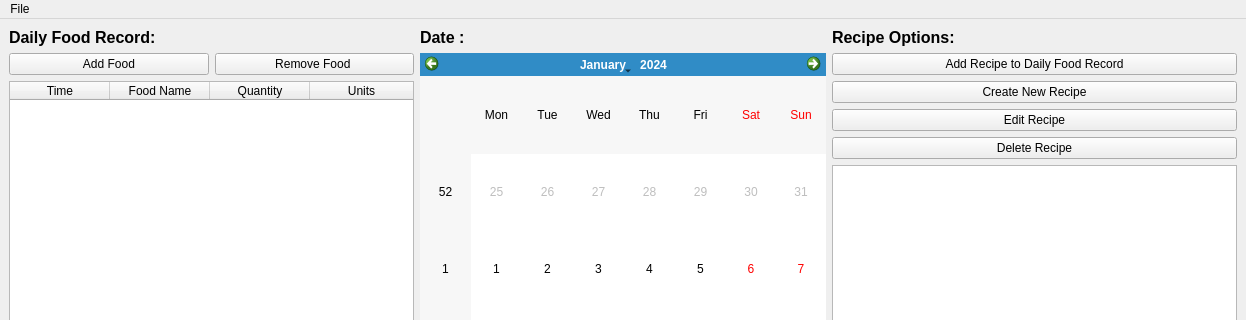
Before: the Qt Designer form qt_des_ui/mainwindow.ui in casey-martin/EatersDigest, drawn with Qt 5; both pictures show x 0 to 1246 and y 0 to 320 of the 1246 by 647 pixel window.
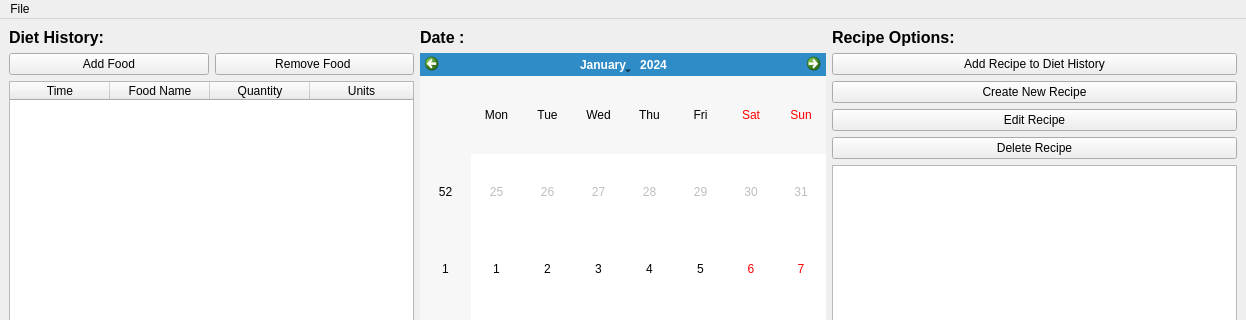
After: the same form once the commit is applied.

Commit message: started recipe dialog logic

What changed in the file:
```diff
--- a/qt_des_ui/mainwindow.ui
+++ b/qt_des_ui/mainwindow.ui
@@ -27,7 +27,7 @@
          </font>
         </property>
         <property name="text">
-         <string>Daily Food Record:</string>
+         <string>Diet History:</string>
         </property>
        </widget>
       </item>
@@ -129,7 +129,7 @@
       <item>
        <widget class="QPushButton" name="addRecipePushButton">
         <property name="text">
-         <string>Add Recipe to Daily Food Record</string>
+         <string>Add Recipe to Diet History</string>
         </property>
        </widget>
       </item>
```
Left out of the diff: 17 changed lines with no effect on the pictures. The commit also changes 11 other files.
